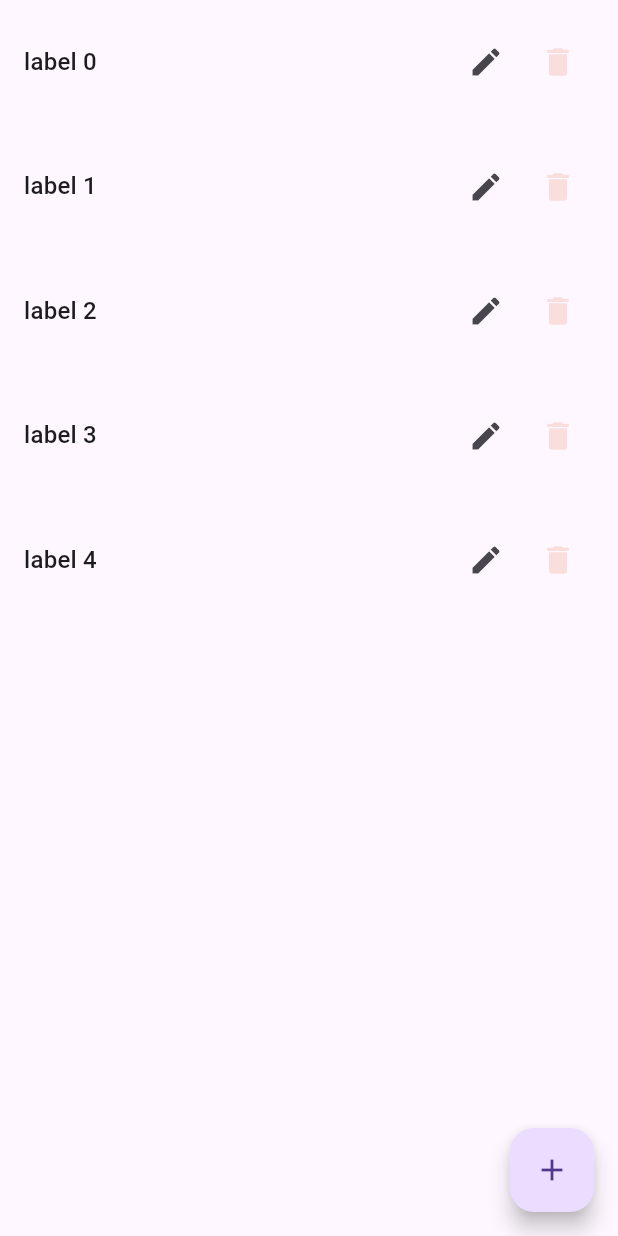
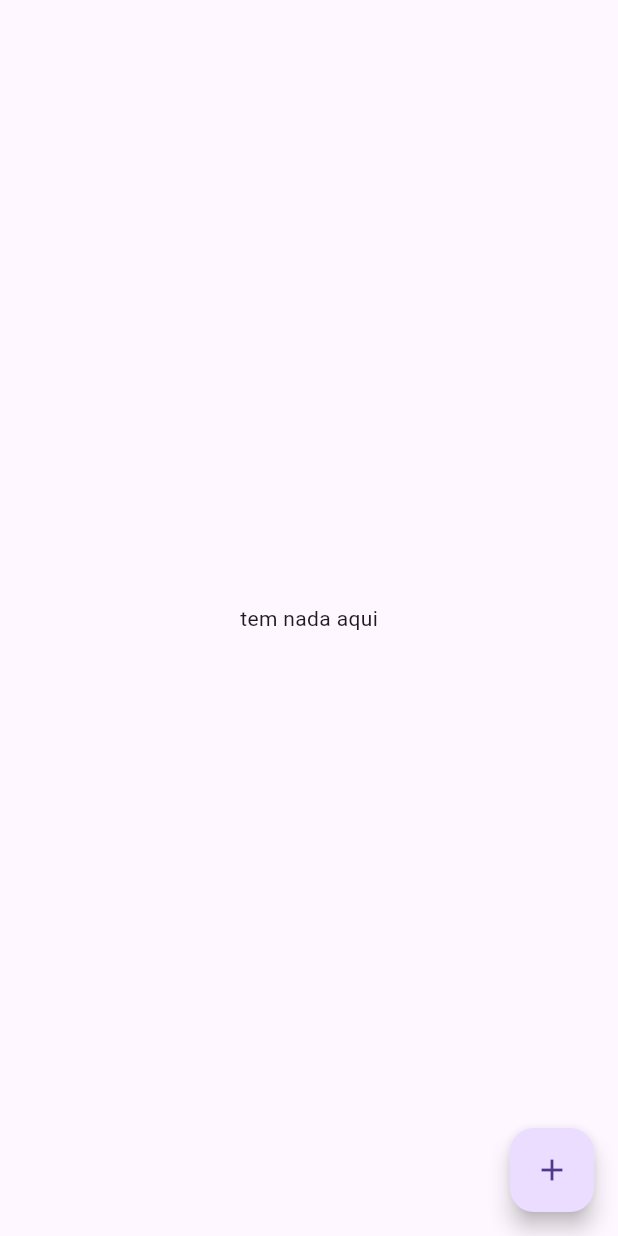
Before and after one commit to pradoRebeca/todo_app, a Flutter app: the LabelScreen widget shown alone on an empty page, opened directly, on a phone screen of 412 x 824 dp. Run offline on Flutter 3.47's test engine with Material 3 defaults, Android fonts, the light colour scheme and no system bars.

Commit message:
feat: provider label

```diff
--- a/lib/components/checkbox_label_card.dart
+++ b/lib/components/checkbox_label_card.dart
@@ -30,6 +30,10 @@ class _CheckboxLabelCardState extends State<CheckboxLabelCard> {
           index,
         ) =>
             CheckboxListTile(
+          shape: const RoundedRectangleBorder(
+            borderRadius: BorderRadius.all(Radius.circular(12)),
+          ),
+          selectedTileColor: Colors.red[100],
           title: Text("${stateCheckbox[index]['title']} e $index"),
           value: stateCheckbox[index]['state'],
           onChanged: (value) {
--- /dev/null
+++ b/lib/repository/label_repository.dart
@@ -0,0 +1,19 @@
+import 'dart:collection';
+
+import 'package:flutter/material.dart';
+import 'package:tasks_list/model/label_model.dart';
+
+class LabelRepository extends ChangeNotifier {
+  List<LabelModel> labels = [];
+
+  UnmodifiableListView<LabelModel> get list => UnmodifiableListView(labels);
+
+  void add(LabelModel label) {
+    labels.add(label);
+    notifyListeners();
+  }
+
+  void remove(LabelModel label) {}
+
+  void edit(LabelModel label) {}
+}
--- a/lib/screens/label_screen.dart
+++ b/lib/screens/label_screen.dart
@@ -1,6 +1,8 @@
 import 'package:flutter/material.dart';
+import 'package:provider/provider.dart';
 import 'package:tasks_list/components/label_card.dart';
 import 'package:tasks_list/model/label_model.dart';
+import 'package:tasks_list/repository/label_repository.dart';
 
 class LabelScreen extends StatefulWidget {
   const LabelScreen({super.key});
@@ -10,11 +12,16 @@ class LabelScreen extends StatefulWidget {
 }
 
 class _LabelScreenState extends State<LabelScreen> {
+  late LabelRepository listLabels;
+
   @override
   Widget build(BuildContext context) {
     return Stack(
       children: [
-        ListView.builder(
+        Consumer<LabelRepository>(
+          builder: (context, labels, child) {
+            if (labels.list.isNotEmpty) {
+              return ListView.builder(
                 padding: const EdgeInsets.symmetric(horizontal: 16),
                 itemBuilder: (
                   context,
@@ -23,11 +30,18 @@ class _LabelScreenState extends State<LabelScreen> {
                   return Padding(
                     padding: const EdgeInsets.symmetric(vertical: 4),
                     child: LabelCard(
-                label: LabelModel(title: 'label $index'),
+                      label: LabelModel(title: labels.list[index].title),
                     ),
                   );
                 },
-          itemCount: 5,
+                itemCount: labels.list.length,
+              );
+            }
+
+            return const Center(
+              child: Text("tem nada aqui"),
+            );
+          },
         ),
         Positioned(
             bottom: 16.0,
--- a/pubspec.yaml
+++ b/pubspec.yaml
@@ -35,6 +35,7 @@ dependencies:
   # The following adds the Cupertino Icons font to your application.
   # Use with the CupertinoIcons class for iOS style icons.
   cupertino_icons: ^1.0.6
+  provider: ^6.0.3
 
 
 dev_dependencies:
```
Also changed, not shown: lib/main.dart (+6 -1 lines), pubspec.lock. Lines whose indentation alone changed are shown as unchanged.
